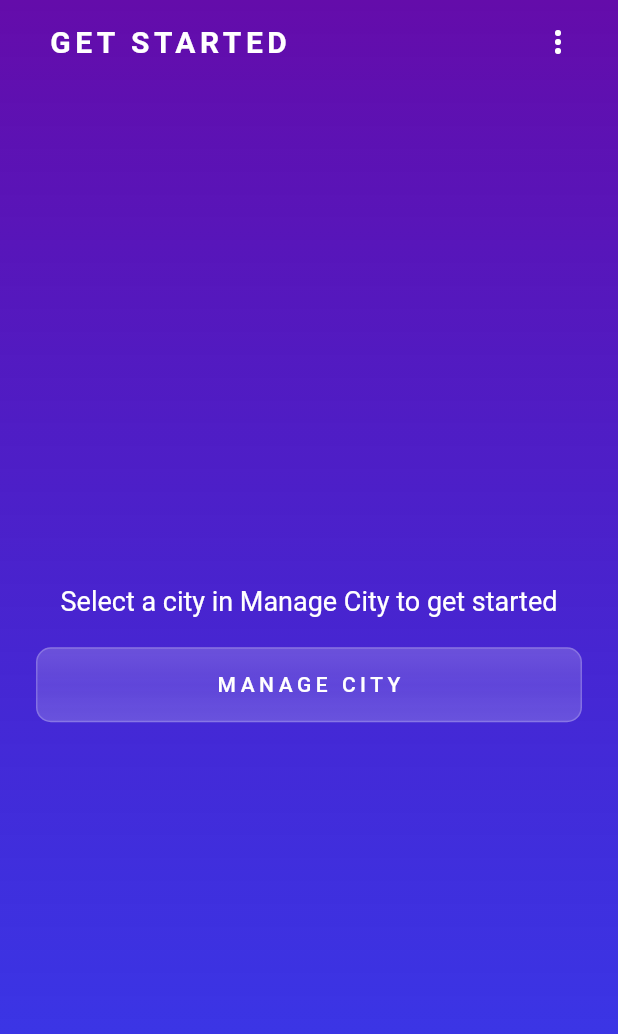
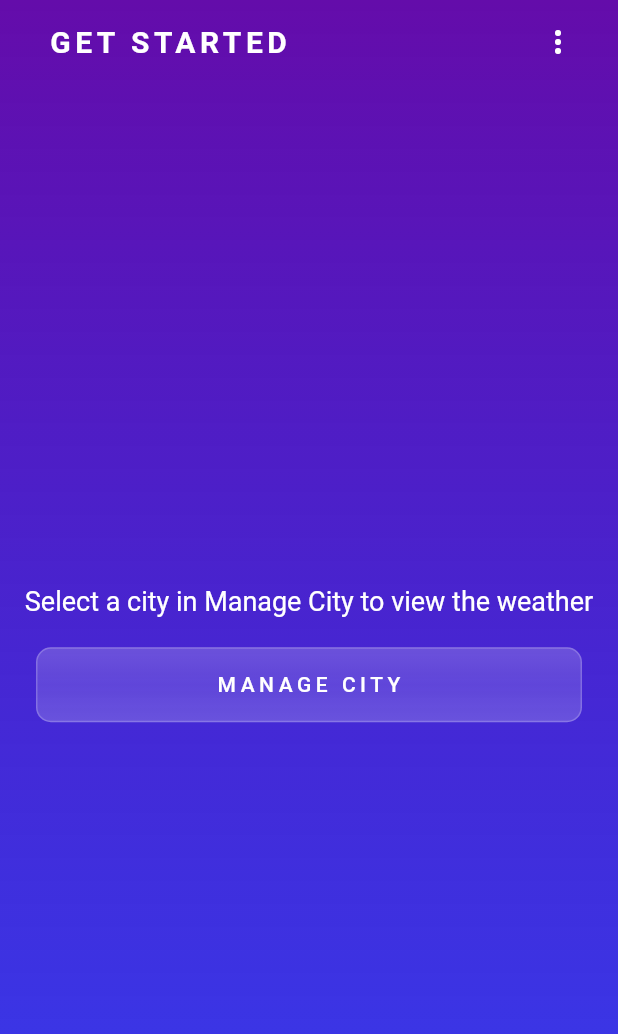
Before and after one commit to yshean/weather_app, a Flutter app: the screen it shows after launch, on a phone screen of 412 x 824 dp. Shown: the top 1034 px of the screen. Run offline on Flutter 3.47's test engine with Material 2 defaults, Android fonts, the phone set to English and light mode, and no system bars.

Commit message:
Better get started description

```diff
--- a/lib/home_page.dart
+++ b/lib/home_page.dart
@@ -72,7 +72,7 @@ class HomePage extends StatelessWidget {
                 mainAxisAlignment: MainAxisAlignment.center,
                 children: [
                   Text(
-                    'Select a city in Manage City to get started',
+                    'Select a city in Manage City to view the weather',
                     style: TextStyle(
                       color: Colors.white,
                       fontSize: 18.0,
```
